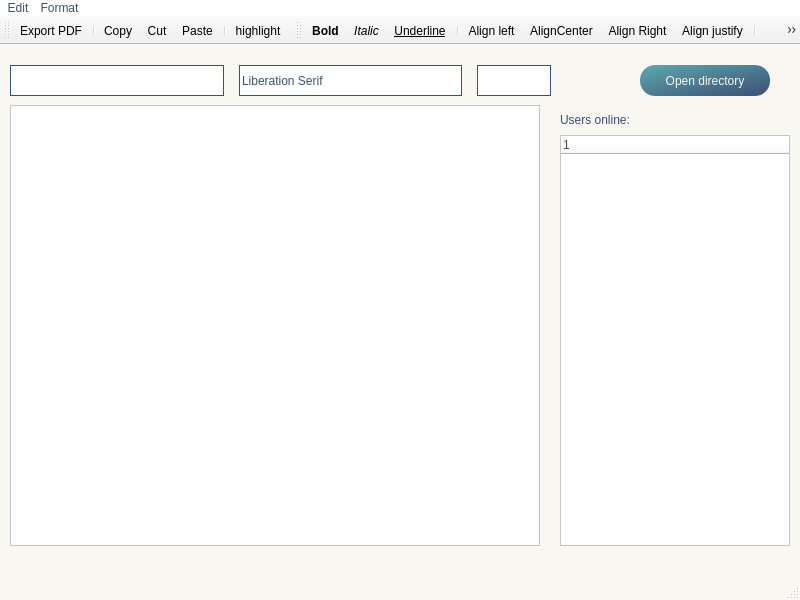
RickZack/Symposium, file GUI/SymposiumGui/notepad.ui: the form before one commit.
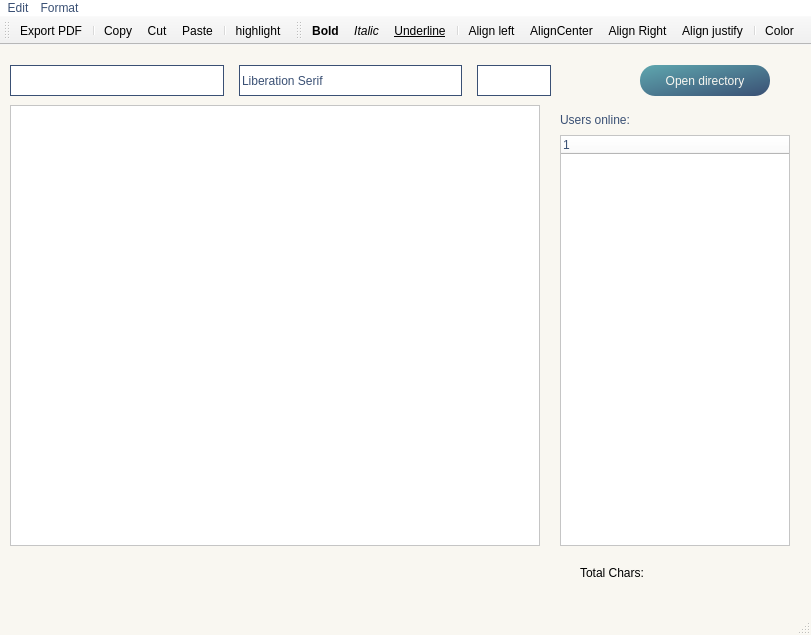
The form after the commit. Icons and pictures are not drawn. Custom widgets are drawn as their Qt base class.

Commit message:
document/directory/notepad
aggiunta di totalChars in document e notepad
Fix di alcuni parametri nella cartella directory

```diff
--- a/GUI/SymposiumGui/notepad.ui
+++ b/GUI/SymposiumGui/notepad.ui
@@ -6,8 +6,8 @@
    <rect>
     <x>0</x>
     <y>0</y>
-    <width>800</width>
-    <height>600</height>
+    <width>811</width>
+    <height>635</height>
    </rect>
   </property>
   <property name="windowTitle">
@@ -386,13 +386,26 @@
      <string>Open directory</string>
     </property>
    </widget>
+   <widget class="QLabel" name="labelChars">
+    <property name="geometry">
+     <rect>
+      <x>580</x>
+      <y>520</y>
+      <width>191</width>
+      <height>16</height>
+     </rect>
+    </property>
+    <property name="text">
+     <string>Total Chars:</string>
+    </property>
+   </widget>
   </widget>
   <widget class="QMenuBar" name="menubar">
    <property name="geometry">
     <rect>
      <x>0</x>
      <y>0</y>
-     <width>800</width>
+     <width>811</width>
      <height>22</height>
     </rect>
    </property>
```
The commit also changes 6 other files.
